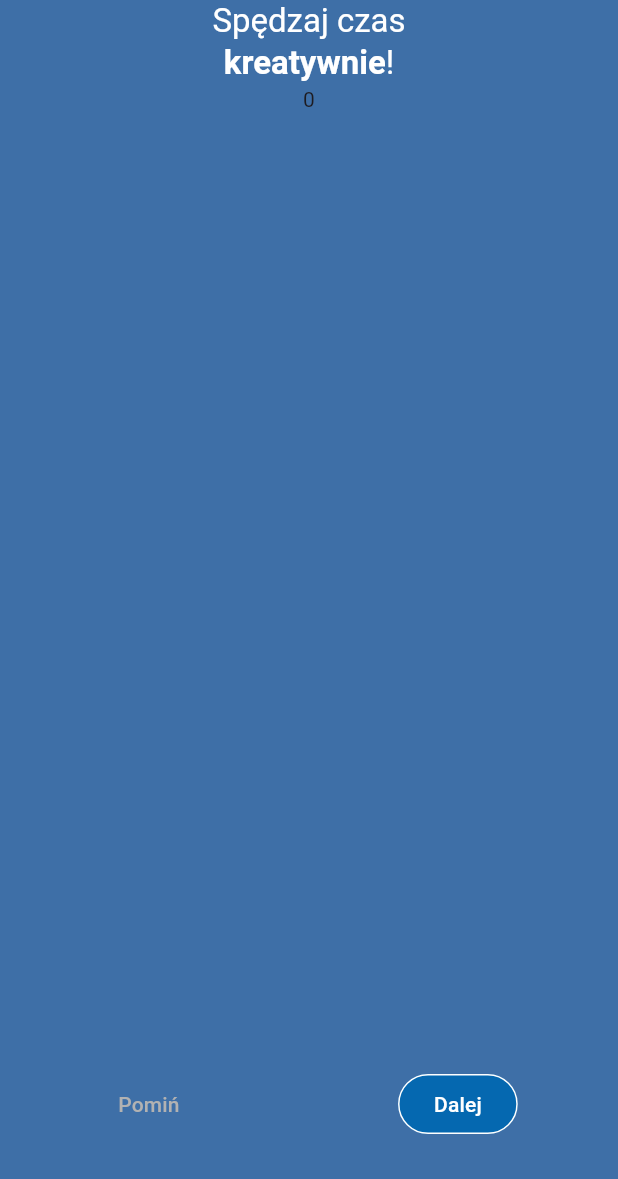
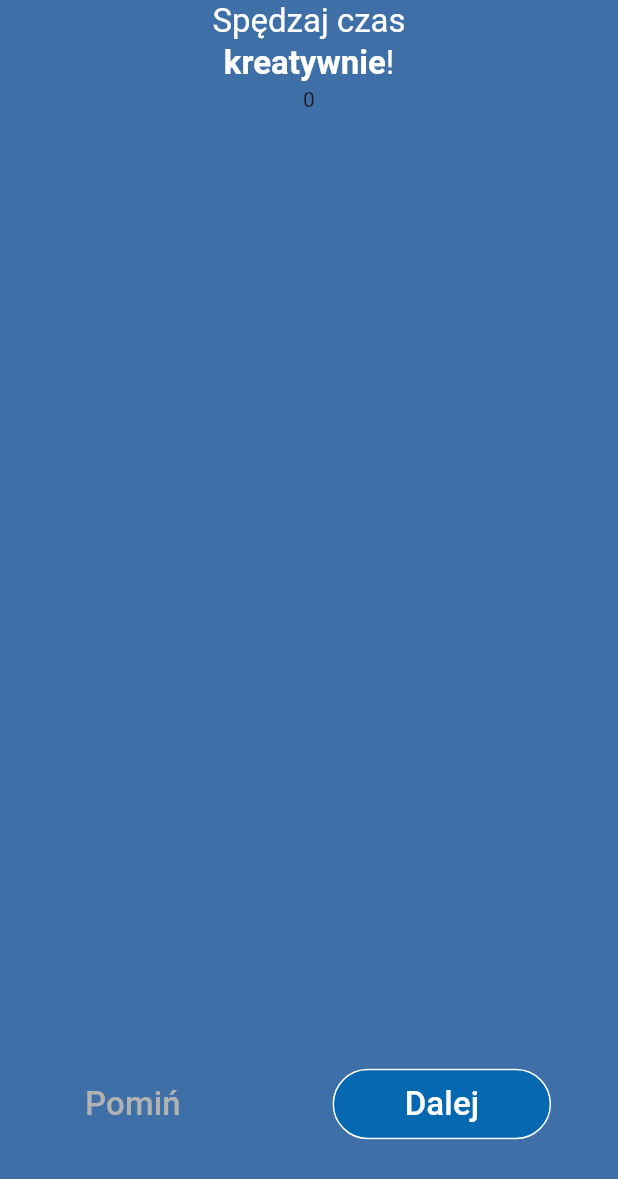
Before and after one commit to mivoligo/onboarding_pro_multi, a Flutter app: the screen it shows after launch, after a tap on "Pomiń", after a tap on "Zaczynamy!", on a phone screen of 412 x 824 dp. Shown: the top 1179 px of the screen. Run offline on Flutter 3.47's test engine with Material 3 defaults, Android fonts, the phone set to English and light mode, and no system bars.

Commit message:
Extract buttons

```diff
--- a/lib/onboarding_page.dart
+++ b/lib/onboarding_page.dart
@@ -2,6 +2,7 @@ import 'package:flutter/material.dart';
 import 'package:onboarding_pro_multi/colors.dart';
 import 'package:onboarding_pro_multi/strings.dart';
 import 'package:onboarding_pro_multi/widgets/fancy_text.dart';
+import 'package:onboarding_pro_multi/widgets/navigation_buttons.dart';
 
 class OnboardingPage extends StatefulWidget {
   const OnboardingPage({super.key});
@@ -45,21 +46,12 @@ class _OnboardingPageState extends State<OnboardingPage> {
                 Row(
                   mainAxisAlignment: MainAxisAlignment.spaceAround,
                   children: [
-                    TextButton(
-                      onPressed: skipOnboarding,
-                      child: const Text(buttonSkip),
-                    ),
-                    FilledButton(
-                      onPressed: toNextStep,
-                      child: const Text(buttonForward),
-                    ),
+                    SkipButton(label: buttonSkip, onPressed: skipOnboarding),
+                    ForwardButton(label: buttonForward, onPressed: toNextStep),
                   ],
                 )
               else
-                FilledButton(
-                  onPressed: resetProgress,
-                  child: const Text(buttonStart),
-                ),
+                StartButton(label: buttonStart, onPressed: resetProgress),
               const SizedBox(height: 64),
             ],
           ),
--- /dev/null
+++ b/lib/widgets/navigation_buttons.dart
@@ -0,0 +1,71 @@
+import 'package:flutter/material.dart';
+
+class SkipButton extends StatelessWidget {
+  const SkipButton({
+    required this.label,
+    required this.onPressed,
+    super.key,
+  });
+
+  final String label;
+  final VoidCallback onPressed;
+
+  @override
+  Widget build(BuildContext context) {
+    return TextButton(
+      onPressed: onPressed,
+      child: Text(
+        label,
+        style: const TextStyle(fontSize: 22),
+      ),
+    );
+  }
+}
+
+class ForwardButton extends StatelessWidget {
+  const ForwardButton({
+    required this.label,
+    required this.onPressed,
+    super.key,
+  });
+
+  final String label;
+  final VoidCallback onPressed;
+  @override
+  Widget build(BuildContext context) {
+    return FilledButton(
+      onPressed: onPressed,
+      child: Padding(
+        padding: const EdgeInsets.symmetric(horizontal: 24.0, vertical: 8.0),
+        child: Text(
+          label,
+          style: const TextStyle(fontSize: 22),
+        ),
+      ),
+    );
+  }
+}
+
+class StartButton extends StatelessWidget {
+  const StartButton({
+    required this.label,
+    required this.onPressed,
+    super.key,
+  });
+
+  final String label;
+  final VoidCallback onPressed;
+  @override
+  Widget build(BuildContext context) {
+    return FilledButton(
+      onPressed: onPressed,
+      child: Padding(
+        padding: const EdgeInsets.all(8.0),
+        child: Text(
+          label,
+          style: const TextStyle(fontSize: 22),
+        ),
+      ),
+    );
+  }
+}
```
